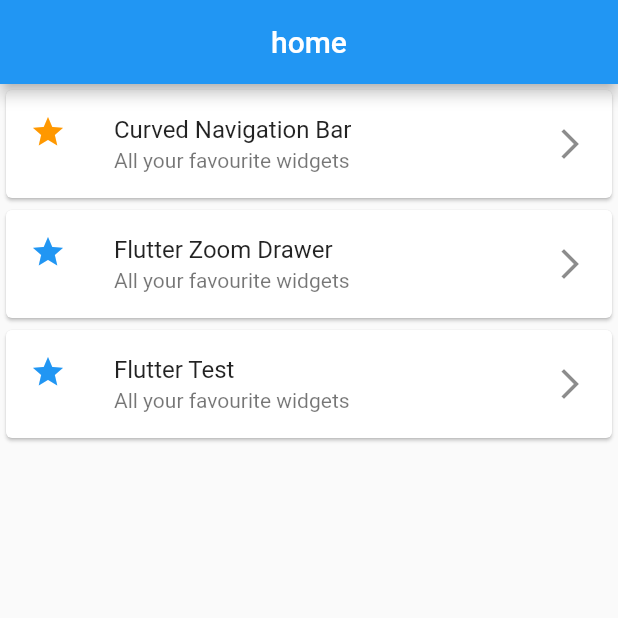
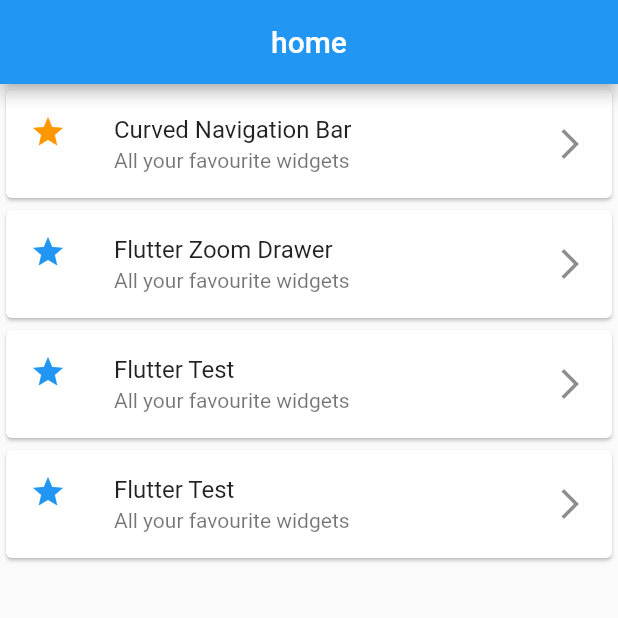
Before and after one commit to zawminhtwe-rfid/flutter-test, a Flutter app: the screen it shows after launch, on a phone screen of 412 x 824 dp, the top half of it. Run offline on Flutter 3.47's test engine with Material 2 defaults, Android fonts, the phone set to English and light mode, and no system bars; our stand-ins replace curved_navigation_bar, flutter_zoom_drawer.

Commit message:
change alpha

```diff
--- a/lib/homepage.dart
+++ b/lib/homepage.dart
@@ -57,6 +57,19 @@ class _HomePageState extends State<HomePage> {
               },
             ),
           ),
+          Card(
+            child: ListTile(
+              leading: Icon(Icons.star, color: Colors.blue),
+              title: Text('Flutter Test'),
+              subtitle: Text('All your favourite widgets'),
+              trailing: Icon(Icons.arrow_forward_ios),
+              onTap: () {
+                Navigator.push(context,
+                    MaterialPageRoute(builder: (context) => CurveNavBar()));
+                print("click zoom drawer");
+              },
+            ),
+          ),
         ],
       ),
     );
```
